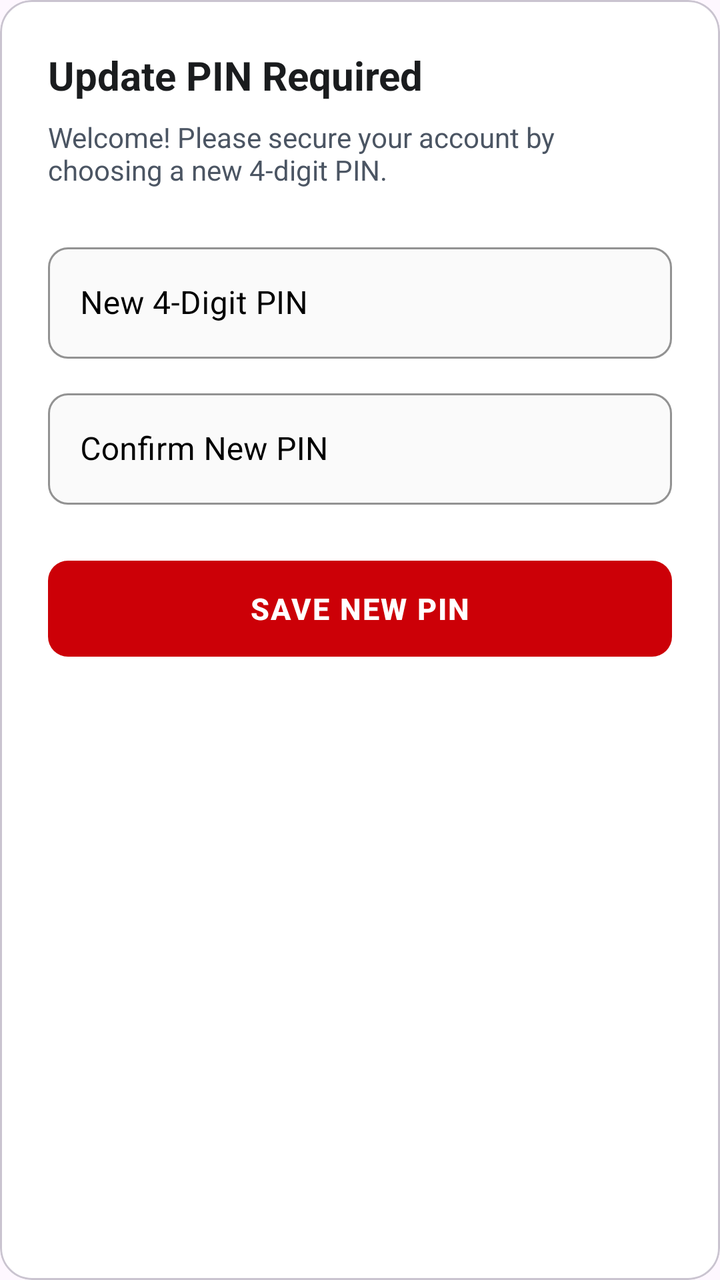
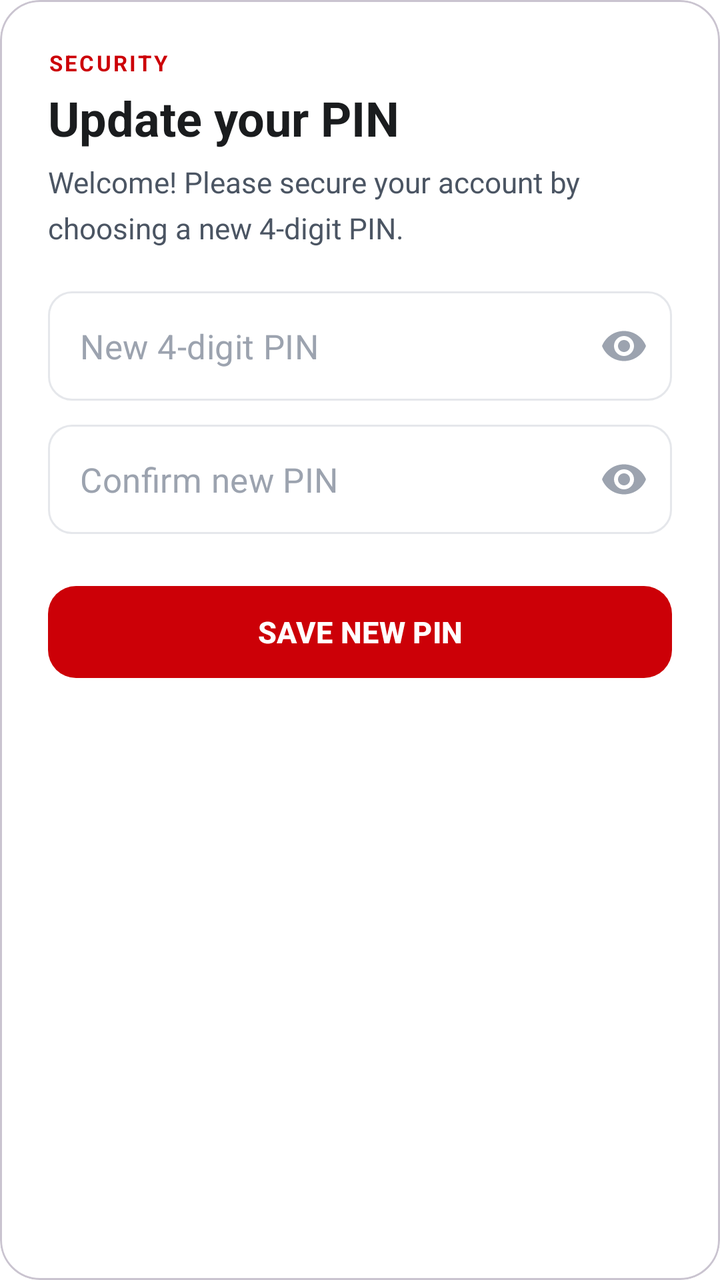

Two renders of the same Android screen: before a commit and after it. Below are the layout's source before the change and the commit's diff.
<!-- AndroidManifest.xml: application theme Theme.EmployeePOS2 -->
<!-- res/layout/dialog_change_pin.xml -->
<?xml version="1.0" encoding="utf-8"?>
<com.google.android.material.card.MaterialCardView
    xmlns:android="http://schemas.android.com/apk/res/android"
    xmlns:app="http://schemas.android.com/apk/res-auto"
    android:layout_width="match_parent"
    android:layout_height="wrap_content"
    app:cardCornerRadius="16dp"
    app:cardElevation="0dp"
    app:cardBackgroundColor="#FFFFFF">

    <LinearLayout
        android:layout_width="match_parent"
        android:layout_height="wrap_content"
        android:orientation="vertical"
        android:padding="24dp">

        <TextView
            android:layout_width="match_parent"
            android:layout_height="wrap_content"
            android:text="Update PIN Required"
            android:textSize="20sp"
            android:textColor="#1A1C1E"
            android:textStyle="bold"
            android:layout_marginBottom="8dp"/>

        <TextView
            android:layout_width="match_parent"
            android:layout_height="wrap_content"
            android:text="Welcome! Please secure your account by choosing a new 4-digit PIN."
            android:textSize="14sp"
            android:textColor="#4B5563"
            android:layout_marginBottom="24dp"/>

        <com.google.android.material.textfield.TextInputLayout
            style="@style/Widget.MaterialComponents.TextInputLayout.OutlinedBox"
            android:layout_width="match_parent"
            android:layout_height="wrap_content"
            android:hint="New 4-Digit PIN"
            android:textColorHint="#000000"
            app:hintTextColor="#000000"
            app:boxCornerRadiusTopStart="10dp"
            app:boxCornerRadiusTopEnd="10dp"
            app:boxCornerRadiusBottomStart="10dp"
            app:boxCornerRadiusBottomEnd="10dp"
            app:boxBackgroundColor="#FAFAFA"
            app:boxStrokeColor="#1A1C1E"
            android:layout_marginBottom="12dp">

            <com.google.android.material.textfield.TextInputEditText
                android:id="@+id/etNewPin"
                android:layout_width="match_parent"
                android:layout_height="wrap_content"
                android:inputType="numberPassword"
                android:maxLength="4"
                android:textColor="#1A1C1E"/>
        </com.google.android.material.textfield.TextInputLayout>

        <com.google.android.material.textfield.TextInputLayout
            style="@style/Widget.MaterialComponents.TextInputLayout.OutlinedBox"
            android:layout_width="match_parent"
            android:layout_height="wrap_content"
            android:hint="Confirm New PIN"
            android:textColorHint="#000000"
            app:hintTextColor="#000000"
            app:boxCornerRadiusTopStart="10dp"
            app:boxCornerRadiusTopEnd="10dp"
            app:boxCornerRadiusBottomStart="10dp"
            app:boxCornerRadiusBottomEnd="10dp"
            app:boxBackgroundColor="#FAFAFA"
            app:boxStrokeColor="#1A1C1E"
            android:layout_marginBottom="24dp">

            <com.google.android.material.textfield.TextInputEditText
                android:id="@+id/etConfirmPin"
                android:layout_width="match_parent"
                android:layout_height="wrap_content"
                android:inputType="numberPassword"
                android:maxLength="4"
                android:textColor="#1A1C1E"/>
        </com.google.android.material.textfield.TextInputLayout>

        <com.google.android.material.button.MaterialButton
            android:id="@+id/btnSubmitPin"
            android:layout_width="match_parent"
            android:layout_height="56dp"
            android:text="SAVE NEW PIN"
            android:textColor="#FFFFFF"
            android:textSize="15sp"
            android:textStyle="bold"
            android:letterSpacing="0.05"
            app:backgroundTint="#CC0007"
            app:cornerRadius="10dp"
            app:elevation="0dp"/>

    </LinearLayout>
</com.google.android.material.card.MaterialCardView>
<!-- resources referenced by this layout -->
<resources>
  <style name="Theme.EmployeePOS2" parent="Base.Theme.EmployeePOS2" />
  <style name="Base.Theme.EmployeePOS2" parent="Theme.Material3.DayNight.NoActionBar">
          
          
      </style>
</resources>

<!-- the commit's change to res/layout/dialog_change_pin.xml (unified diff, before → after) -->
@@ -1,12 +1,12 @@
 <?xml version="1.0" encoding="utf-8"?>
-<com.google.android.material.card.MaterialCardView
-    xmlns:android="http://schemas.android.com/apk/res/android"
+<com.google.android.material.card.MaterialCardView xmlns:android="http://schemas.android.com/apk/res/android"
     xmlns:app="http://schemas.android.com/apk/res-auto"
+    xmlns:tools="http://schemas.android.com/tools"
     android:layout_width="match_parent"
     android:layout_height="wrap_content"
-    app:cardCornerRadius="16dp"
-    app:cardElevation="0dp"
-    app:cardBackgroundColor="#FFFFFF">
+    app:cardBackgroundColor="#FFFFFF"
+    app:cardCornerRadius="20dp"
+    app:cardElevation="0dp">
 
     <LinearLayout
         android:layout_width="match_parent"
@@ -15,82 +15,86 @@
         android:padding="24dp">
 
         <TextView
-            android:layout_width="match_parent"
+            android:layout_width="wrap_content"
             android:layout_height="wrap_content"
-            android:text="Update PIN Required"
-            android:textSize="20sp"
-            android:textColor="#1A1C1E"
-            android:textStyle="bold"
-            android:layout_marginBottom="8dp"/>
+            android:letterSpacing="0.1"
+            android:text="SECURITY"
+            android:textColor="#CC0007"
+            android:textSize="11sp"
+            android:textStyle="bold" />
 
         <TextView
             android:layout_width="match_parent"
             android:layout_height="wrap_content"
+            android:layout_marginTop="4dp"
+            android:text="Update your PIN"
+            android:textColor="#1A1C1E"
+            android:textSize="24sp"
+            android:textStyle="bold" />
+
+        <TextView
+            android:layout_width="match_parent"
+            android:layout_height="wrap_content"
+            android:layout_marginTop="6dp"
+            android:layout_marginBottom="22dp"
+            android:lineSpacingMultiplier="1.3"
             android:text="Welcome! Please secure your account by choosing a new 4-digit PIN."
-            android:textSize="14sp"
             android:textColor="#4B5563"
-            android:layout_marginBottom="24dp"/>
+            android:textSize="14.5sp" />
 
         <com.google.android.material.textfield.TextInputLayout
-            style="@style/Widget.MaterialComponents.TextInputLayout.OutlinedBox"
+            style="@style/App.Field"
             android:layout_width="match_parent"
             android:layout_height="wrap_content"
-            android:hint="New 4-Digit PIN"
-            android:textColorHint="#000000"
-            app:hintTextColor="#000000"
-            app:boxCornerRadiusTopStart="10dp"
-            app:boxCornerRadiusTopEnd="10dp"
-            app:boxCornerRadiusBottomStart="10dp"
-            app:boxCornerRadiusBottomEnd="10dp"
-            app:boxBackgroundColor="#FAFAFA"
-            app:boxStrokeColor="#1A1C1E"
-            android:layout_marginBottom="12dp">
+            android:layout_marginBottom="12dp"
+            app:endIconMode="password_toggle"
+            app:endIconTint="#9CA3AF">
 
             <com.google.android.material.textfield.TextInputEditText
                 android:id="@+id/etNewPin"
                 android:layout_width="match_parent"
                 android:layout_height="wrap_content"
+                android:hint="New 4-digit PIN"
                 android:inputType="numberPassword"
                 android:maxLength="4"
-                android:textColor="#1A1C1E"/>
+                android:paddingVertical="16dp"
+                android:textColor="#1A1C1E"
+                android:textColorHint="#9CA3AF"
+                android:textSize="17sp" />
         </com.google.android.material.textfield.TextInputLayout>
 
         <com.google.android.material.textfield.TextInputLayout
-            style="@style/Widget.MaterialComponents.TextInputLayout.OutlinedBox"
+            style="@style/App.Field"
             android:layout_width="match_parent"
             android:layout_height="wrap_content"
-            android:hint="Confirm New PIN"
-            android:textColorHint="#000000"
-            app:hintTextColor="#000000"
-            app:boxCornerRadiusTopStart="10dp"
-            app:boxCornerRadiusTopEnd="10dp"
-            app:boxCornerRadiusBottomStart="10dp"
-            app:boxCornerRadiusBottomEnd="10dp"
-            app:boxBackgroundColor="#FAFAFA"
-            app:boxStrokeColor="#1A1C1E"
-            android:layout_marginBottom="24dp">
+            android:layout_marginBottom="0dp"
+            app:endIconMode="password_toggle"
+            app:endIconTint="#9CA3AF">
 
             <com.google.android.material.textfield.TextInputEditText
                 android:id="@+id/etConfirmPin"
                 android:layout_width="match_parent"
                 android:layout_height="wrap_content"
+                android:hint="Confirm new PIN"
                 android:inputType="numberPassword"
                 android:maxLength="4"
-                android:textColor="#1A1C1E"/>
+                android:paddingVertical="16dp"
+                android:textColor="#1A1C1E"
+                android:textColorHint="#9CA3AF"
+                android:textSize="17sp" />
         </com.google.android.material.textfield.TextInputLayout>
 
         <com.google.android.material.button.MaterialButton
             android:id="@+id/btnSubmitPin"
             android:layout_width="match_parent"
-            android:layout_height="56dp"
+            android:layout_height="54dp"
+            android:layout_marginTop="22dp"
             android:text="SAVE NEW PIN"
             android:textColor="#FFFFFF"
             android:textSize="15sp"
             android:textStyle="bold"
-            android:letterSpacing="0.05"
             app:backgroundTint="#CC0007"
-            app:cornerRadius="10dp"
-            app:elevation="0dp"/>
-
+            app:cornerRadius="14dp"
+            app:elevation="0dp" />
     </LinearLayout>
 </com.google.android.material.card.MaterialCardView>
<!-- resource entries referenced after the edit -->
@@ -1,9 +1,28 @@
 <!-- resources referenced by this layout -->
 <resources>
+  <style name="App.Field" parent="Widget.MaterialComponents.TextInputLayout.OutlinedBox">
+          <item name="boxBackgroundColor">#FFFFFF</item>
+          <item name="boxCornerRadiusTopStart">12dp</item>
+          <item name="boxCornerRadiusTopEnd">12dp</item>
+          <item name="boxCornerRadiusBottomStart">12dp</item>
+          <item name="boxCornerRadiusBottomEnd">12dp</item>
+          <item name="boxStrokeColor">@color/login_box_stroke</item>
+          <item name="boxStrokeWidth">1dp</item>
+          <item name="boxStrokeWidthFocused">1.6dp</item>
+          <item name="hintEnabled">false</item>
+      </style>
   <style name="Theme.EmployeePOS2" parent="Base.Theme.EmployeePOS2" />
   <style name="Base.Theme.EmployeePOS2" parent="Theme.Material3.DayNight.NoActionBar">
           
-          
+          <item name="colorPrimary">#CC0007</item>
+          <item name="colorOnPrimary">#FFFFFF</item>
+          <item name="colorPrimaryContainer">#FEE2E2</item>
+          <item name="colorOnPrimaryContainer">#CC0007</item>
+          <item name="colorSecondary">#CC0007</item>
+          <item name="colorSecondaryContainer">#FEE2E2</item>
+          <item name="colorOnSecondaryContainer">#CC0007</item>
+          <item name="colorSurface">#FFFFFF</item>
+          <item name="android:windowBackground">#FFFFFF</item>
       </style>
 </resources>
 
